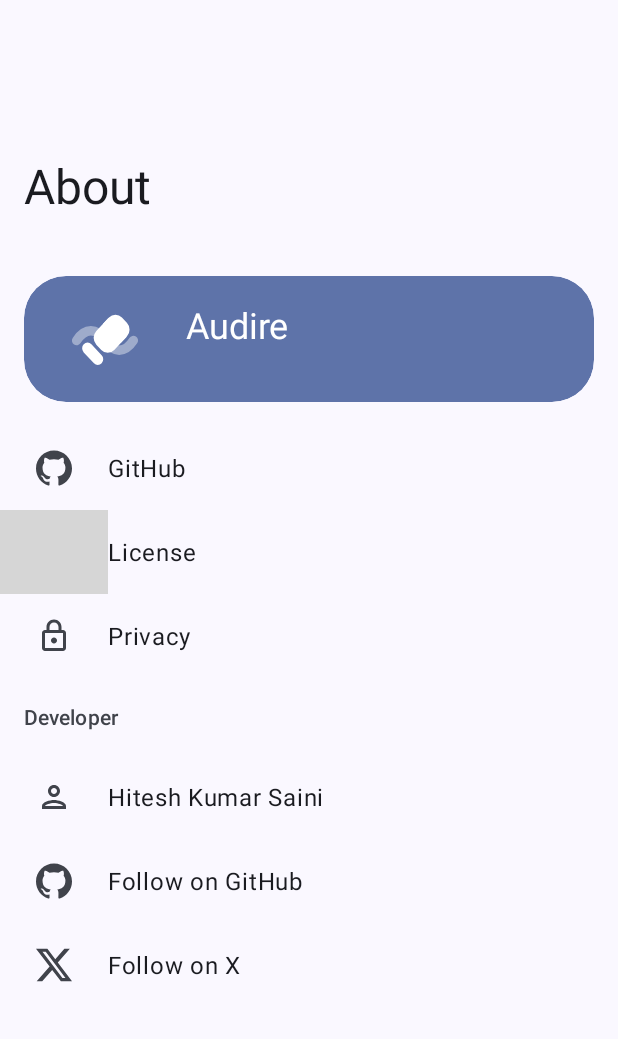
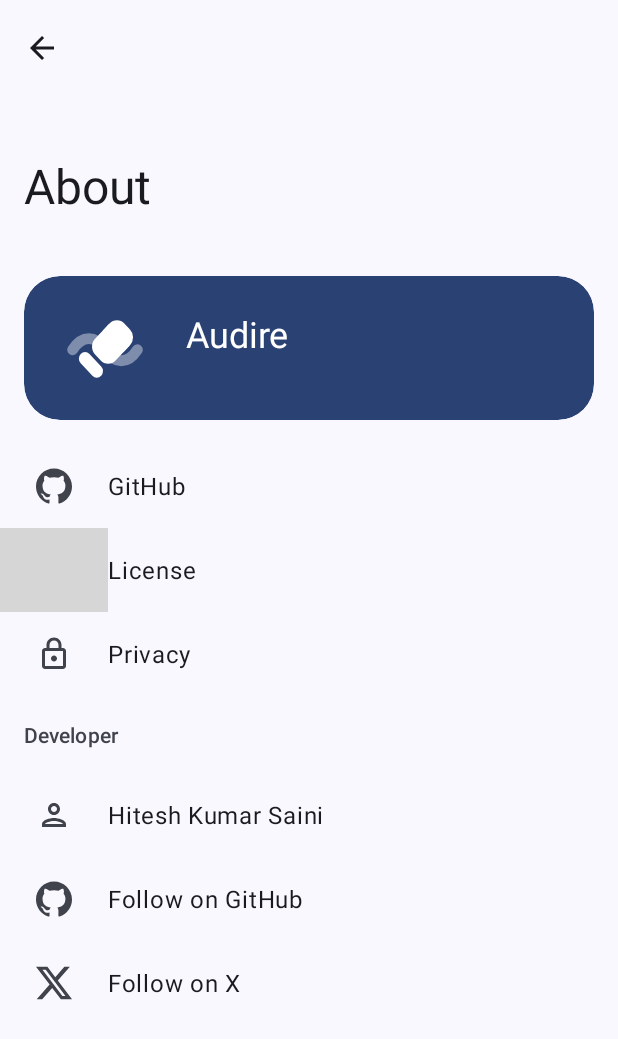
Before and after one commit to alexmercerind/audire, an Android app: the layout activity_about.xml on its own in the app's theme, with its tools: preview values and no code run, on a phone screen of 412 x 824 dp. Shown: the top 1039 px of the screen. Run offline under Robolectric (Android 15) with nearby library versions, the phone set to English and light mode, and no system bars; grey boxes are pictures that could not be loaded.

Commit message:
style: colors

```diff
--- a/app/src/main/java/com/alexmercerind/audire/ui/AboutActivity.kt
+++ b/app/src/main/java/com/alexmercerind/audire/ui/AboutActivity.kt
@@ -41,6 +41,7 @@ class AboutActivity : AppCompatActivity() {
             e.printStackTrace()
         }
 
+        binding.materialToolbar.setNavigationOnClickListener { onBackPressedDispatcher.onBackPressed() }
         setOnClickListener(binding.githubLinearLayout, GITHUB)
         setOnClickListener(binding.licenseLinearLayout, LICENSE)
         setOnClickListener(binding.privacyLinearLayout, PRIVACY)
--- a/app/src/main/res/layout/activity_about.xml
+++ b/app/src/main/res/layout/activity_about.xml
@@ -20,8 +20,11 @@
             app:layout_scrollFlags="scroll|exitUntilCollapsed">
 
             <com.google.android.material.appbar.MaterialToolbar
+                android:id="@+id/materialToolbar"
                 android:layout_width="match_parent"
                 android:layout_height="?attr/actionBarSize"
+                app:navigationIcon="@drawable/baseline_arrow_back_24"
+                app:navigationIconTint="?attr/colorOnSurface"
                 android:elevation="0dp"
                 app:title="@string/about">
 
@@ -46,28 +49,28 @@
             <com.google.android.material.card.MaterialCardView
                 style="@style/Widget.Material3.CardView.Filled"
                 android:layout_width="match_parent"
-                android:layout_height="wrap_content"
+                android:layout_height="96dp"
                 android:layout_marginHorizontal="16dp"
                 android:layout_marginBottom="16dp"
-                android:backgroundTint="?attr/colorPrimaryFixed"
+                android:backgroundTint="?attr/colorAboutTileBg"
                 android:baselineAligned="false"
                 android:orientation="horizontal"
-                app:cardCornerRadius="28dp">
+                app:cardCornerRadius="24dp">
 
                 <LinearLayout
                     android:layout_width="match_parent"
-                    android:layout_height="wrap_content">
+                    android:layout_height="match_parent">
 
                     <ImageView
                         android:layout_width="wrap_content"
                         android:layout_height="match_parent"
                         android:scaleType="centerInside"
                         android:src="@drawable/ic_launcher_foreground"
-                        app:tint="?attr/colorOnPrimaryFixedVariant" />
+                        app:tint="?attr/colorAboutTileFg0" />
 
                     <LinearLayout
                         android:layout_width="0dp"
-                        android:layout_height="wrap_content"
+                        android:layout_height="match_parent"
                         android:layout_weight="1"
                         android:gravity="center_vertical|start"
                         android:orientation="vertical"
@@ -79,14 +82,14 @@
                             android:layout_height="wrap_content"
                             android:text="@string/app_name"
                             android:textAppearance="@style/TextAppearance.Material3.HeadlineSmall"
-                            android:textColor="?attr/colorOnPrimaryFixed" />
+                            android:textColor="?attr/colorAboutTileFg0" />
 
                         <TextView
                             android:id="@+id/descriptionTextView"
                             android:layout_width="wrap_content"
                             android:layout_height="wrap_content"
                             android:textAppearance="@style/TextAppearance.Material3.BodyMedium"
-                            android:textColor="?attr/colorOnPrimaryFixed" />
+                            android:textColor="?attr/colorAboutTileFg1" />
                     </LinearLayout>
                 </LinearLayout>
             </com.google.android.material.card.MaterialCardView>
--- a/app/src/main/res/layout/activity_settings.xml
+++ b/app/src/main/res/layout/activity_settings.xml
@@ -25,6 +25,7 @@
                 android:layout_width="match_parent"
                 android:layout_height="?attr/actionBarSize"
                 app:navigationIcon="@drawable/baseline_arrow_back_24"
+                app:navigationIconTint="?attr/colorOnSurface"
                 android:elevation="0dp"
                 app:title="@string/settings">
 
--- a/app/src/main/res/values-night-v23/themes.xml
+++ b/app/src/main/res/values-night-v23/themes.xml
@@ -4,6 +4,9 @@
         <item name="android:windowActionBar">false</item>
         <item name="android:windowLightStatusBar">false</item>
         <item name="materialAlertDialogTitleTextStyle">@style/TextAppearance.Material3.HeadlineSmall</item>
+        <item name="colorAboutTileBg">?attr/colorPrimaryInverse</item>
+        <item name="colorAboutTileFg0">?attr/colorOnSurface</item>
+        <item name="colorAboutTileFg1">?attr/colorOnSurfaceVariant</item>
     </style>
 
     <style name="Base.Theme.Audire.MaterialAlertDialog" parent="ThemeOverlay.Material3.MaterialAlertDialog.Centered">
--- a/app/src/main/res/values-night-v29/themes.xml
+++ b/app/src/main/res/values-night-v29/themes.xml
@@ -7,6 +7,9 @@
         <item name="android:windowActionBar">false</item>
         <item name="android:windowLightStatusBar">false</item>
         <item name="materialAlertDialogTitleTextStyle">@style/TextAppearance.Material3.HeadlineSmall</item>
+        <item name="colorAboutTileBg">?attr/colorPrimaryInverse</item>
+        <item name="colorAboutTileFg0">?attr/colorOnSurface</item>
+        <item name="colorAboutTileFg1">?attr/colorOnSurfaceVariant</item>
     </style>
 
     <style name="Base.Theme.Audire.MaterialAlertDialog" parent="ThemeOverlay.Material3.MaterialAlertDialog.Centered">
--- a/app/src/main/res/values-night/themes.xml
+++ b/app/src/main/res/values-night/themes.xml
@@ -4,6 +4,9 @@
         <item name="android:navigationBarColor">@color/transparent</item>
         <item name="android:windowActionBar">false</item>
         <item name="android:windowNoTitle">true</item>
+        <item name="colorAboutTileBg">?attr/colorPrimaryInverse</item>
+        <item name="colorAboutTileFg0">?attr/colorOnSurface</item>
+        <item name="colorAboutTileFg1">?attr/colorOnSurfaceVariant</item>
     </style>
 
     <style name="Theme.Audire" parent="Base.Theme.Audire" />
--- a/app/src/main/res/values-v23/themes.xml
+++ b/app/src/main/res/values-v23/themes.xml
@@ -4,6 +4,9 @@
         <item name="android:windowActionBar">false</item>
         <item name="android:windowLightStatusBar">true</item>
         <item name="materialAlertDialogTitleTextStyle">@style/TextAppearance.Material3.HeadlineSmall</item>
+        <item name="colorAboutTileBg">?attr/colorPrimary</item>
+        <item name="colorAboutTileFg0">?attr/colorOnPrimary</item>
+        <item name="colorAboutTileFg1">?attr/colorPrimaryContainer</item>
     </style>
 
     <style name="Base.Theme.Audire.MaterialAlertDialog" parent="ThemeOverlay.Material3.MaterialAlertDialog.Centered">
--- a/app/src/main/res/values-v29/themes.xml
+++ b/app/src/main/res/values-v29/themes.xml
@@ -7,6 +7,9 @@
         <item name="android:windowActionBar">false</item>
         <item name="android:windowLightStatusBar">true</item>
         <item name="materialAlertDialogTitleTextStyle">@style/TextAppearance.Material3.HeadlineSmall</item>
+        <item name="colorAboutTileBg">?attr/colorPrimary</item>
+        <item name="colorAboutTileFg0">?attr/colorOnPrimary</item>
+        <item name="colorAboutTileFg1">?attr/colorPrimaryContainer</item>
     </style>
 
     <style name="Base.Theme.Audire.MaterialAlertDialog" parent="ThemeOverlay.Material3.MaterialAlertDialog.Centered">
--- a/app/src/main/res/values/colors.xml
+++ b/app/src/main/res/values/colors.xml
@@ -4,4 +4,7 @@
     <color name="transparent">#00000000</color>
     <color name="white">#FFFFFFFF</color>
     <color name="image_view_gradient_shade">#88000000</color>
+    <attr name="colorAboutTileBg" format="color" />
+    <attr name="colorAboutTileFg0" format="color" />
+    <attr name="colorAboutTileFg1" format="color" />
 </resources>
--- a/app/src/main/res/values/themes.xml
+++ b/app/src/main/res/values/themes.xml
@@ -4,6 +4,9 @@
         <item name="android:navigationBarColor">@color/transparent</item>
         <item name="android:windowActionBar">false</item>
         <item name="android:windowNoTitle">true</item>
+        <item name="colorAboutTileBg">?attr/colorPrimary</item>
+        <item name="colorAboutTileFg0">?attr/colorOnPrimary</item>
+        <item name="colorAboutTileFg1">?attr/colorPrimaryContainer</item>
     </style>
 
     <style name="Theme.Audire" parent="Base.Theme.Audire" />
```
